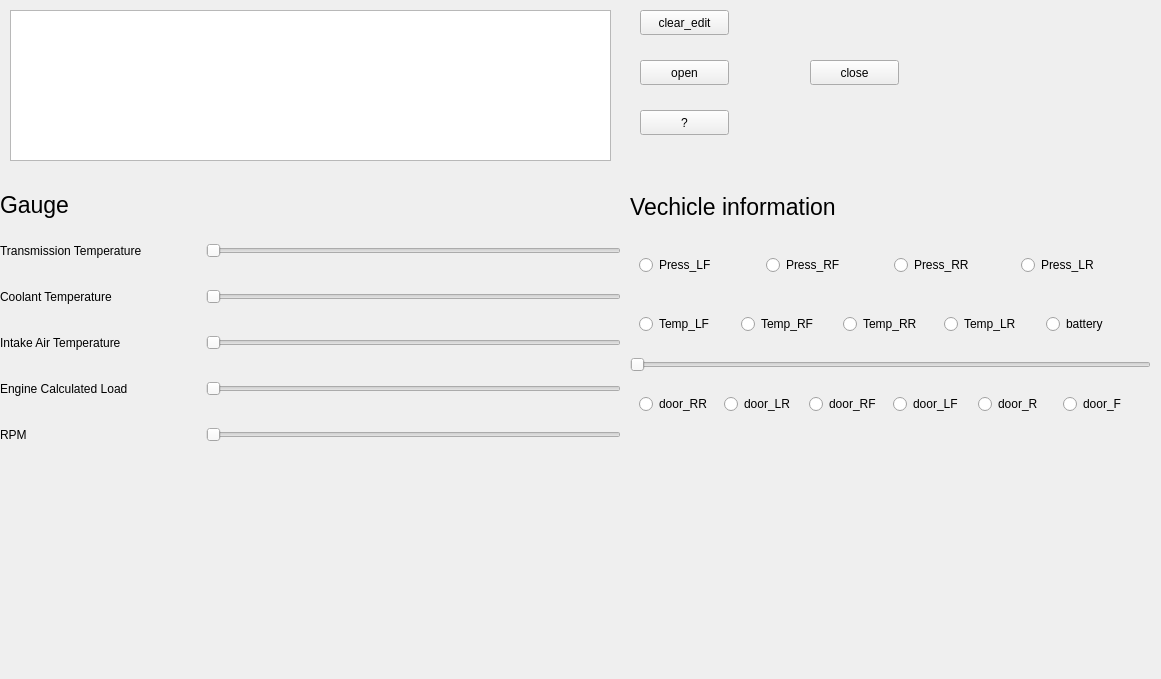
Above: Metra_box/widget.ui from 2217646267/TechWinBox before the change. Below: the same form after it.
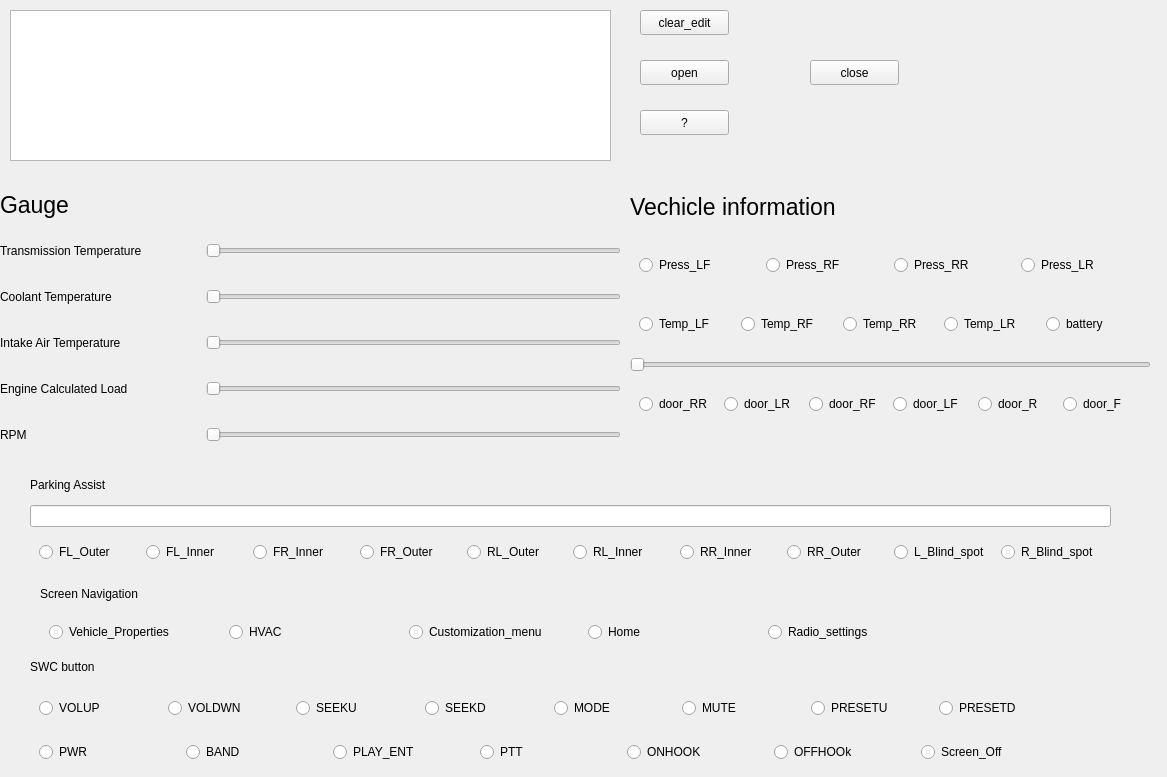
That is the form after the change.

The edit to the form file:
```diff
--- a/Metra_box/widget.ui
+++ b/Metra_box/widget.ui
@@ -6,8 +6,8 @@
    <rect>
     <x>0</x>
     <y>0</y>
-    <width>1161</width>
-    <height>679</height>
+    <width>1167</width>
+    <height>777</height>
    </rect>
   </property>
   <property name="windowTitle">
@@ -441,6 +441,300 @@
     </item>
    </layout>
   </widget>
+  <widget class="QWidget" name="widget_6" native="true">
+   <property name="geometry">
+    <rect>
+     <x>30</x>
+     <y>470</y>
+     <width>1081</width>
+     <height>101</height>
+    </rect>
+   </property>
+   <layout class="QVBoxLayout" name="verticalLayout_3">
+    <item>
+     <widget class="QLabel" name="label">
+      <property name="text">
+       <string>Parking Assist</string>
+      </property>
+     </widget>
+    </item>
+    <item>
+     <widget class="QLineEdit" name="lineEdit"/>
+    </item>
+    <item>
+     <widget class="QWidget" name="widget_7" native="true">
+      <layout class="QHBoxLayout" name="horizontalLayout_9">
+       <item>
+        <widget class="QRadioButton" name="FL_Outer">
+         <property name="text">
+          <string>FL_Outer</string>
+         </property>
+        </widget>
+       </item>
+       <item>
+        <widget class="QRadioButton" name="FL_Inner">
+         <property name="text">
+          <string>FL_Inner</string>
+         </property>
+        </widget>
+       </item>
+       <item>
+        <widget class="QRadioButton" name="FR_Inner">
+         <property name="text">
+          <string>FR_Inner</string>
+         </property>
+        </widget>
+       </item>
+       <item>
+        <widget class="QRadioButton" name="FR_Outer">
+         <property name="text">
+          <string>FR_Outer</string>
+         </property>
+        </widget>
+       </item>
+       <item>
+        <widget class="QRadioButton" name="RL_Outer">
+         <property name="text">
+          <string>RL_Outer</string>
+         </property>
+        </widget>
+       </item>
+       <item>
+        <widget class="QRadioButton" name="RL_Inner">
+         <property name="text">
+          <string>RL_Inner</string>
+         </property>
+        </widget>
+       </item>
+       <item>
+        <widget class="QRadioButton" name="RR_Inner">
+         <property name="text">
+          <string>RR_Inner</string>
+         </property>
+        </widget>
+       </item>
+       <item>
+        <widget class="QRadioButton" name="RR_Outer">
+         <property name="text">
+          <string>RR_Outer</string>
+         </property>
+        </widget>
+       </item>
+       <item>
+        <widget class="QRadioButton" name="L_Blind_spot">
+         <property name="text">
+          <string>L_Blind_spot</string>
+         </property>
+        </widget>
+       </item>
+       <item>
+        <widget class="QRadioButton" name="R_Blind_spot">
+         <property name="text">
+          <string>R_Blind_spot</string>
+         </property>
+        </widget>
+       </item>
+      </layout>
+     </widget>
+    </item>
+   </layout>
+  </widget>
+  <widget class="QWidget" name="widget_8" native="true">
+   <property name="geometry">
+    <rect>
+     <x>40</x>
+     <y>580</y>
+     <width>911</width>
+     <height>71</height>
+    </rect>
+   </property>
+   <layout class="QVBoxLayout" name="verticalLayout_5">
+    <item>
+     <widget class="QLabel" name="label_8">
+      <property name="text">
+       <string>Screen Navigation</string>
+      </property>
+     </widget>
+    </item>
+    <item>
+     <widget class="QWidget" name="widget_10" native="true">
+      <layout class="QHBoxLayout" name="horizontalLayout_11">
+       <item>
+        <widget class="QRadioButton" name="Vehicle_Properties">
+         <property name="text">
+          <string>Vehicle_Properties</string>
+         </property>
+        </widget>
+       </item>
+       <item>
+        <widget class="QRadioButton" name="HVAC">
+         <property name="text">
+          <string>HVAC</string>
+         </property>
+        </widget>
+       </item>
+       <item>
+        <widget class="QRadioButton" name="Customization_menu">
+         <property name="text">
+          <string>Customization_menu</string>
+         </property>
+        </widget>
+       </item>
+       <item>
+        <widget class="QRadioButton" name="Home">
+         <property name="text">
+          <string>Home</string>
+         </property>
+        </widget>
+       </item>
+       <item>
+        <widget class="QRadioButton" name="Radio_settings">
+         <property name="text">
+          <string>Radio_settings</string>
+         </property>
+        </widget>
+       </item>
+      </layout>
+     </widget>
+    </item>
+   </layout>
+  </widget>
+  <widget class="QWidget" name="widget_11" native="true">
+   <property name="geometry">
+    <rect>
+     <x>30</x>
+     <y>650</y>
+     <width>1041</width>
+     <height>121</height>
+    </rect>
+   </property>
+   <layout class="QVBoxLayout" name="verticalLayout_6">
+    <item>
+     <widget class="QLabel" name="label_9">
+      <property name="text">
+       <string>SWC button</string>
+      </property>
+     </widget>
+    </item>
+    <item>
+     <widget class="QWidget" name="widget_12" native="true">
+      <layout class="QHBoxLayout" name="horizontalLayout_12">
+       <item>
+        <widget class="QRadioButton" name="VOLUP">
+         <property name="text">
+          <string>VOLUP</string>
+         </property>
+        </widget>
+       </item>
+       <item>
+        <widget class="QRadioButton" name="VOLDWN">
+         <property name="text">
+          <string>VOLDWN</string>
+         </property>
+        </widget>
+       </item>
+       <item>
+        <widget class="QRadioButton" name="SEEKU">
+         <property name="text">
+          <string>SEEKU</string>
+         </property>
+        </widget>
+       </item>
+       <item>
+        <widget class="QRadioButton" name="SEEKD">
+         <property name="text">
+          <string>SEEKD</string>
+         </property>
+        </widget>
+       </item>
+       <item>
+        <widget class="QRadioButton" name="MODE">
+         <property name="text">
+          <string>MODE</string>
+         </property>
+        </widget>
+       </item>
+       <item>
+        <widget class="QRadioButton" name="MUTE">
+         <property name="text">
+          <string>MUTE</string>
+         </property>
+        </widget>
+       </item>
+       <item>
+        <widget class="QRadioButton" name="PRESETU">
+         <property name="text">
+          <string>PRESETU</string>
+         </property>
+        </widget>
+       </item>
+       <item>
+        <widget class="QRadioButton" name="PRESETD">
+         <property name="text">
+          <string>PRESETD</string>
+         </property>
+        </widget>
+       </item>
+      </layout>
+     </widget>
+    </item>
+    <item>
+     <widget class="QWidget" name="widget_13" native="true">
+      <layout class="QHBoxLayout" name="horizontalLayout_13">
+       <item>
+        <widget class="QRadioButton" name="PWR">
+         <property name="text">
+          <string>PWR</string>
+         </property>
+        </widget>
+       </item>
+       <item>
+        <widget class="QRadioButton" name="BAND">
+         <property name="text">
+          <string>BAND</string>
+         </property>
+        </widget>
+       </item>
+       <item>
+        <widget class="QRadioButton" name="PLAY_ENT">
+         <property name="text">
+          <string>PLAY_ENT</string>
+         </property>
+        </widget>
+       </item>
+       <item>
+        <widget class="QRadioButton" name="PTT">
+         <property name="text">
+          <string>PTT</string>
+         </property>
+        </widget>
+       </item>
+       <item>
+        <widget class="QRadioButton" name="ONHOOK">
+         <property name="text">
+          <string>ONHOOK</string>
+         </property>
+        </widget>
+       </item>
+       <item>
+        <widget class="QRadioButton" name="OFFHOOk">
+         <property name="text">
+          <string>OFFHOOk</string>
+         </property>
+        </widget>
+       </item>
+       <item>
+        <widget class="QRadioButton" name="Screen_Off">
+         <property name="text">
+          <string>Screen_Off</string>
+         </property>
+        </widget>
+       </item>
+      </layout>
+     </widget>
+    </item>
+   </layout>
+  </widget>
  </widget>
  <resources/>
  <connections/>
```
